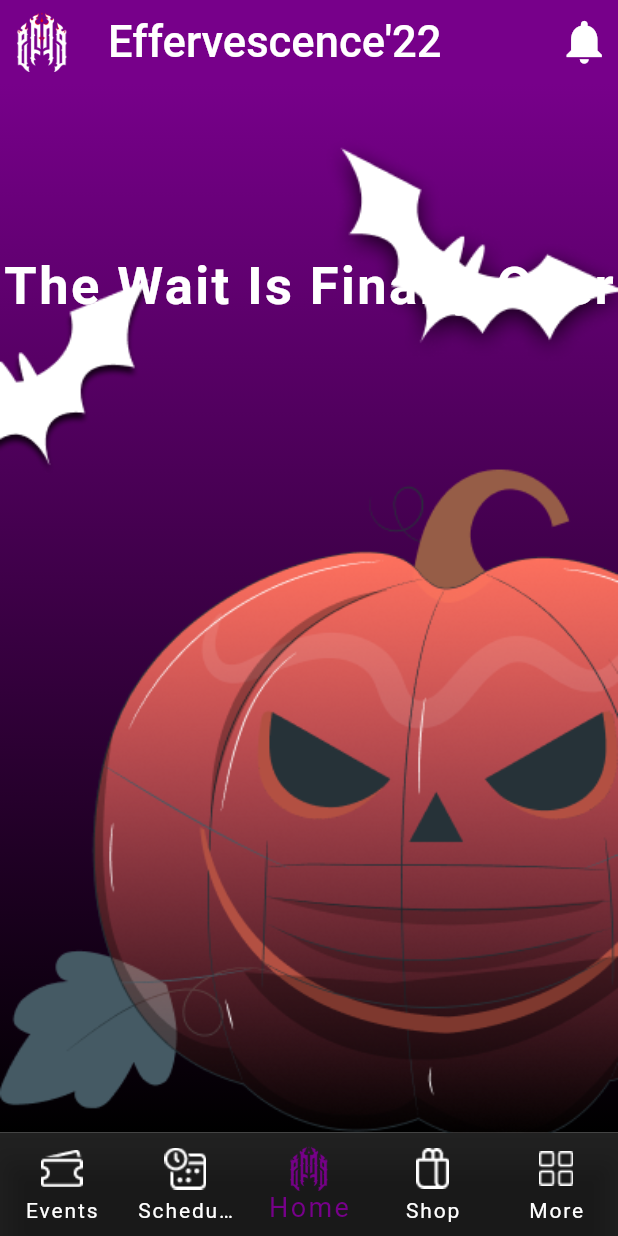
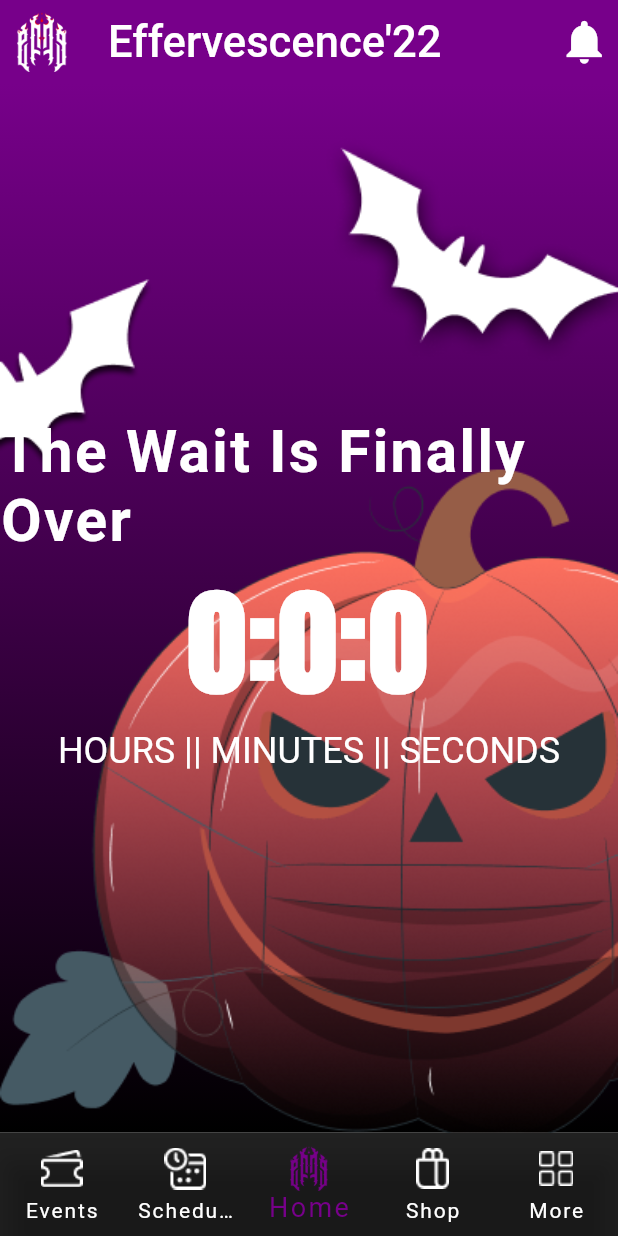
Before and after one commit to Prakriti-19/effervescence22, a Flutter app: the screen it shows after launch, on a phone screen of 412 x 824 dp. Run offline on Flutter 3.47's test engine with Material 2 defaults, Android fonts, the phone set to English and light mode, and no system bars; our stand-ins replace cloud_firestore, expandable_text, firebase_core, google_fonts; accounts and stored records are empty; Roboto replaces fonts that are missing (Creepster).

Commit message:
UI changed

```diff
--- a/lib/screens/Home.dart
+++ b/lib/screens/Home.dart
@@ -1,9 +1,13 @@
 import 'dart:ui';
+import 'package:cloud_firestore/cloud_firestore.dart';
 import 'package:effervescence22/screens/notifications.dart';
 import 'package:effervescence22/screens/temp.dart';
 import 'package:google_fonts/google_fonts.dart';
 import 'package:flutter/material.dart';
 import 'package:flutter/cupertino.dart';
+
+import '../classes/eventprofile.dart';
+import 'eventpage.dart';
 
 class Homescreen extends StatefulWidget {
   const Homescreen({Key? key}) : super(key: key);
@@ -18,11 +22,14 @@ class _HomescreenState extends State<Homescreen> {
   @override
   Widget build(BuildContext context) {
     var dt = DateTime.now();
-    var p_hour = (dt.hour);
-    var p_day = (dt.day);
-    var p_min = (dt.minute);
-    var p_sec = (dt.second);
     int _current = 0;
+    List<String> name = [];
+    List<String> desc = [];
+    List<String> date = [];
+    List<String> time = [];
+    List<String> venue = [];
+    List<String> url = [];
+    List<String> form1 = [];
     return MaterialApp(
       debugShowCheckedModeBanner: false,
       home: Container(
@@ -82,31 +89,8 @@ class _HomescreenState extends State<Homescreen> {
               Column(
                 children: [
                   SizedBox(
-                    height: MediaQuery.of(context).size.height * 0.137,
+                    height: MediaQuery.of(context).size.height * 0.27,
                   ),
-                  TweenAnimationBuilder<Duration>(
-                      duration: Duration(
-                          days: 7 - p_day,
-                          hours: 17 - p_hour,
-                          minutes: 60 - p_min,
-                          seconds: 60 - p_sec),
-                      tween: Tween(
-                          begin: Duration(
-                              days: 7 - p_day,
-                              hours: 17 - p_hour,
-                              minutes: 60 - p_min,
-                              seconds: 60 - p_sec),
-                          end: Duration.zero),
-                      onEnd: () {
-                        print('THE WAIT IS OVER');
-                      },
-                      builder: (BuildContext context, Duration value,
-                          Widget? child) {
-                          return Padding(
-                              padding:
-                                  const EdgeInsets.symmetric(vertical: 1.5),
-                              child: Column(
-                                children: [
                   Center(
                     child: Text(
                       'The Wait Is Finally Over',
@@ -115,18 +99,63 @@ class _HomescreenState extends State<Homescreen> {
                               letterSpacing: 1.6,
                               color: Colors.white,
                               fontWeight: FontWeight.bold,
-                                              fontSize: 35)),
+                              fontSize: 39)),
                     ),
-                                  )
-                                ],
-                              ));
-                      }),
-                  SizedBox(
-                    height: MediaQuery.of(context).size.width * 0.17,
                   ),
-                  SizedBox(
-                    height: MediaQuery.of(context).size.width * 0.02,
-                  ),
+                  // SizedBox(
+                  //   height: MediaQuery.of(context).size.width * 0.1,
+                  // ),
+                  Center(
+                      child: Text('0:0:0',
+                          textAlign: TextAlign.center,
+                          style: GoogleFonts.anton(
+                              textStyle: TextStyle(
+                                  letterSpacing: 1.9,
+                                  color: Colors.white,
+                                  fontWeight: FontWeight.bold,
+                                  fontSize: 77)))),
+                  Text('HOURS || MINUTES || SECONDS',
+                      style: GoogleFonts.roboto(
+                          textStyle: TextStyle(
+                              color: Colors.white,
+                              fontWeight: FontWeight.w400,
+                              fontSize: 24))),
+
+                  // Padding(
+                  //   padding: const EdgeInsets.fromLTRB(18, 6, 0,0),
+                  //   child: Align(alignment:Alignment.topLeft,child: Text('Ongoing Events',style: GoogleFonts.montserrat(textStyle:TextStyle(color: Colors.white,fontWeight: FontWeight.w600,fontSize: 20,),))),
+                  // ),
+                  // Container(
+                  //   height: 140,
+                  //   child: StreamBuilder<QuerySnapshot>(
+                  //       stream: FirebaseFirestore.instance
+                  //           .collection('Main Stage')
+                  //           .snapshots(),
+                  //       builder: (context, AsyncSnapshot<QuerySnapshot> snapshot) {
+                  //         if (!snapshot.hasData) {
+                  //           return Center(child: CircularProgressIndicator());
+                  //         }
+                  //         final documentSnapshotList = snapshot.data!.docs;
+                  //         documentSnapshotList.forEach((element) {
+                  //           name.add(element['name']);
+                  //           desc.add(element['details']);
+                  //           date.add(element['date']);
+                  //           time.add(element['time']);
+                  //           venue.add(element['venue']);
+                  //           url.add(element['url']);
+                  //           form1.add(element['form']);
+                  //         });
+                  //         c=documentSnapshotList.length;
+                  //         final profile = List<Profile>.generate(c, (i) => Profile(name: name[i],time:time[i], details: desc[i], venue: venue[i], date: date[i], url: url[i], form: form1[i],));
+                  //         return ListView.builder(
+                  //           scrollDirection: Axis.horizontal,
+                  //           itemCount: c,
+                  //           itemBuilder: (context, index) {
+                  //             return eventpage(profile: profile[index],ind:index);},
+                  //         );
+                  //       }),
+                  //
+                  // ),
                 ],
               ),
             ],
```
Lines whose indentation alone changed are shown as unchanged.
